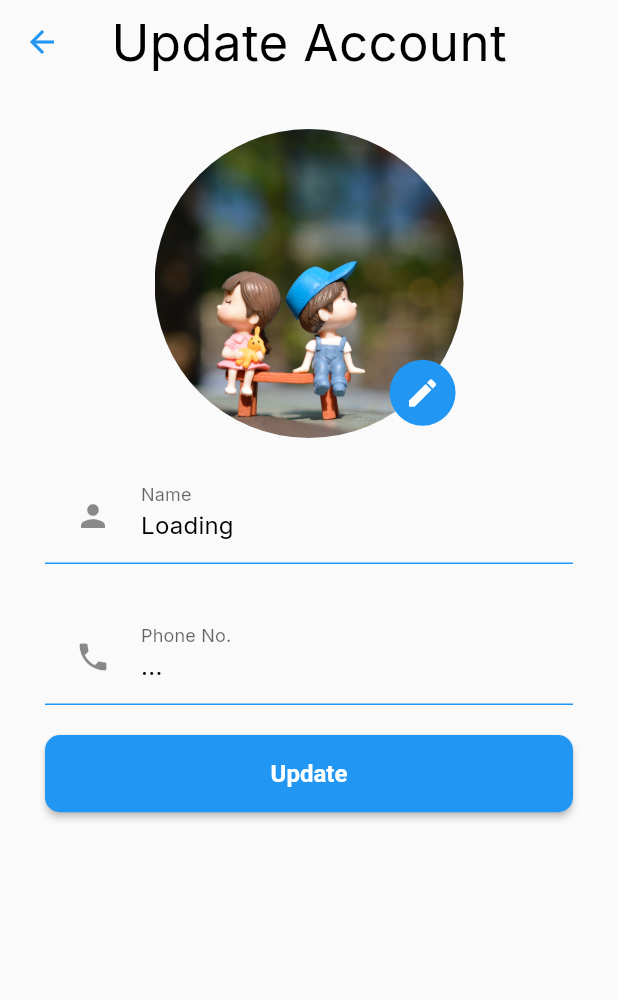
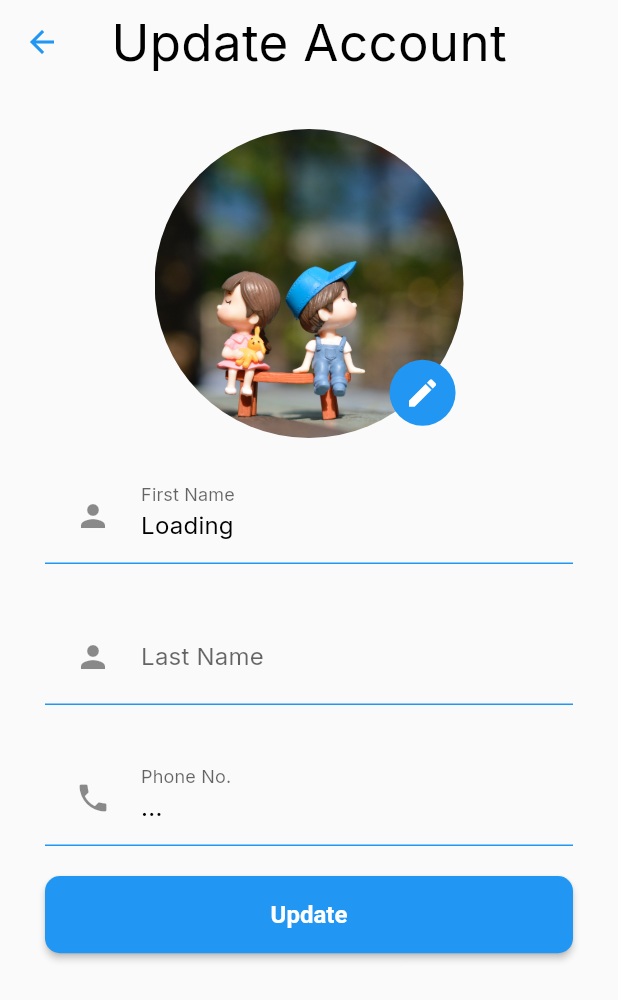
Before and after one commit to A-d-i-b/RentIt-Owner, a Flutter app: the OwnerUpdate screen opened by its route, on a phone screen of 412 x 824 dp. Shown: the top 1000 px of the screen. Run offline on Flutter 3.47's test engine with Material 2 defaults, Android fonts, the light colour scheme and no system bars; our stand-ins replace cached_network_image, cloud_firestore, firebase_core, firebase_storage, get, google_fonts and 2 more; accounts and stored records are empty.

Commit message:
added user update method

```diff
--- a/lib/Screens/owner_update_screen.dart
+++ b/lib/Screens/owner_update_screen.dart
@@ -3,7 +3,9 @@ import 'dart:io';
 import 'package:cached_network_image/cached_network_image.dart';
 import 'package:flutter/material.dart';
 import 'package:get/get.dart';
+import 'package:househunt/controllers/sign_up_controller.dart';
 import 'package:househunt/controllers/user_controller.dart';
+import 'package:househunt/http_connects/auth_controller.dart';
 import 'package:househunt/theme/base_theme.dart';
 import 'package:househunt/widgets/image_asset_picker.dart';
 import 'package:househunt/controllers/firebase_controller.dart';
@@ -19,13 +21,23 @@ class OwnerUpdate extends StatefulWidget {
 class _OwnerUpdateState extends State<OwnerUpdate> {
   final UserController userController = Get.put(UserController());
   final FireBaseController fireBaseController = Get.put(FireBaseController());
+  final AuthConnect authConnect = Get.put(AuthConnect());
+  final SignUpController signUpController = Get.put(SignUpController());
+  Rx<String> firstName = ''.obs;
+  Rx<String> lastName = ''.obs;
   @override
   Widget build(BuildContext context) {
     final profileImage = Image.asset(
       'images/ownerpic.jpg',
       fit: BoxFit.cover,
     );
-    return Scaffold(
+    return WillPopScope(
+      onWillPop: () async {
+        firstName.value = '';
+        lastName.value = '';
+        return true;
+      },
+      child: Scaffold(
         appBar: AppBar(
           centerTitle: true,
           elevation: 0.0,
@@ -61,7 +73,8 @@ class _OwnerUpdateState extends State<OwnerUpdate> {
                                 ? CachedNetworkImage(
                                     imageUrl: userController.image.value,
                                     fit: BoxFit.cover,
-                                  placeholder: (context, url) => const SizedBox(
+                                    placeholder: (context, url) =>
+                                        const SizedBox(
                                       width: double.infinity,
                                       height: double.infinity,
                                       child: CircularProgressIndicator(),
@@ -88,15 +101,19 @@ class _OwnerUpdateState extends State<OwnerUpdate> {
             const SizedBox(height: 20),
             Form(
                 child: Column(
+              crossAxisAlignment: CrossAxisAlignment.start,
               children: [
                 Obx(
-                () => TextField(
+                  () => textField(firstName.value,
+                      userController.user.value.firstName, 'First Name'),
+                ),
+                const SizedBox(height: 30),
+                TextField(
                   onChanged: (val) {
-                    //TODO:change the value of name
+                    lastName.value = val;
                   },
                   controller: TextEditingController(
-                    text: userController.user.value.name,
-                  ),
+                      text: userController.user.value.lastName),
                   decoration: const InputDecoration(
                       prefixIcon: Padding(
                         padding: EdgeInsets.all(20),
@@ -122,8 +139,7 @@ class _OwnerUpdateState extends State<OwnerUpdate> {
                           color: Colors.red,
                         ),
                       ),
-                      labelText: 'Name'),
-                ),
+                      labelText: 'Last Name'),
                 ),
                 const SizedBox(height: 30),
                 Obx(
@@ -168,9 +184,20 @@ class _OwnerUpdateState extends State<OwnerUpdate> {
               height: Get.height / 16,
               child: Obx(
                 () => ElevatedButton(
-                child: Text(
-                    userController.isUpdating.value ? "Updating..." : "Update"),
+                  child: Text(userController.isUpdating.value
+                      ? "Updating..."
+                      : "Update"),
                   onPressed: () async {
+                    print(firstName.value);
+                    print(lastName.value);
+                    // if (firstName.value != '') {
+                    //   authConnect.updateUser({'firstName': firstName.value},
+                    //       userController.user.value.id, userController.jwt);
+                    // }
+                    // if (lastName.value != '') {
+                    //   authConnect.updateUser({'lastName': lastName.value},
+                    //       userController.user.value.id, userController.jwt);
+                    // }
                     if (userController.isUpdating.value) return;
                     userController.isUpdating.value = true;
                     if (!(userController.updatedImage.value.path == '')) {
@@ -195,6 +222,42 @@ class _OwnerUpdateState extends State<OwnerUpdate> {
             ),
           ],
         ),
+      ),
+    );
+  }
+
+  Widget textField(dynamic name, String text, String lab) {
+    return TextField(
+      onChanged: (val) {
+        name = val;
+      },
+      controller: TextEditingController(text: text),
+      decoration: InputDecoration(
+          prefixIcon: const Padding(
+            padding: EdgeInsets.all(20),
+            child: Icon(Icons.person),
+          ),
+          enabledBorder: const UnderlineInputBorder(
+            borderSide: BorderSide(
+              color: primary,
+            ),
+          ),
+          focusedBorder: const UnderlineInputBorder(
+            borderSide: BorderSide(
+              color: primary,
+            ),
+          ),
+          errorBorder: const UnderlineInputBorder(
+            borderSide: BorderSide(
+              color: Colors.red,
+            ),
+          ),
+          focusedErrorBorder: const UnderlineInputBorder(
+            borderSide: BorderSide(
+              color: Colors.red,
+            ),
+          ),
+          labelText: lab),
     );
   }
 }
--- a/lib/routes.dart
+++ b/lib/routes.dart
@@ -16,7 +16,7 @@ final routes = [
     name: '/',
     page: () => const SplashScreen(),
   ),
-  GetPage(name: '/sign-in', page: () => const SignIn()),
+  GetPage(name: '/sign-in', page: () => SignIn()),
   GetPage(name: '/otp', page: () => OTPScreen()),
   GetPage(name: '/sign-up', page: () => SignUp()),
   GetPage(name: '/update', page: () => const OwnerUpdate()),
```
Also changed, not shown: lib/http_connects/auth_controller.dart (+18 -0 lines). Lines whose indentation alone changed are shown as unchanged.
